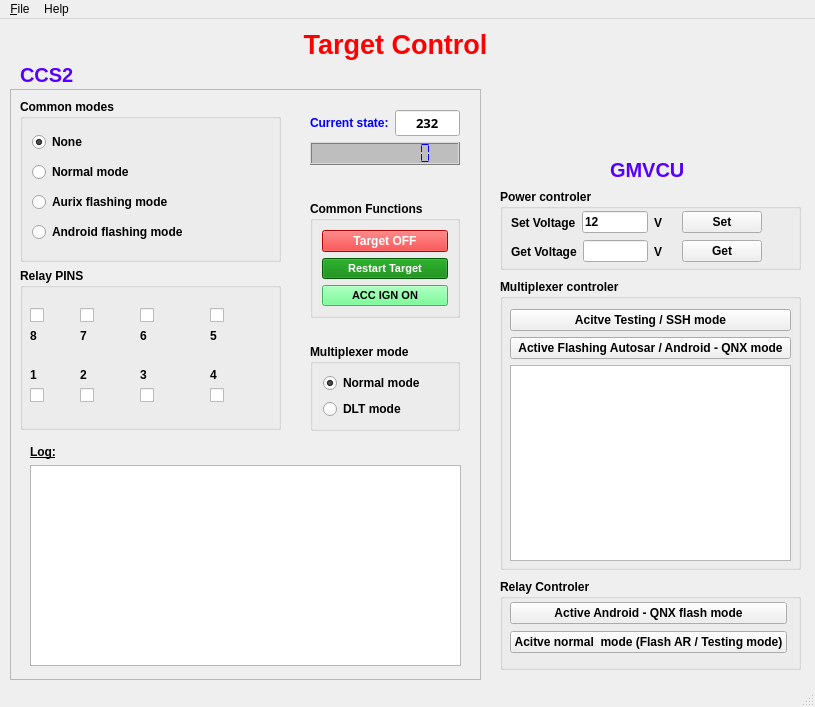
dthieu/RelayControl, file relay_control.ui: the form before one commit.
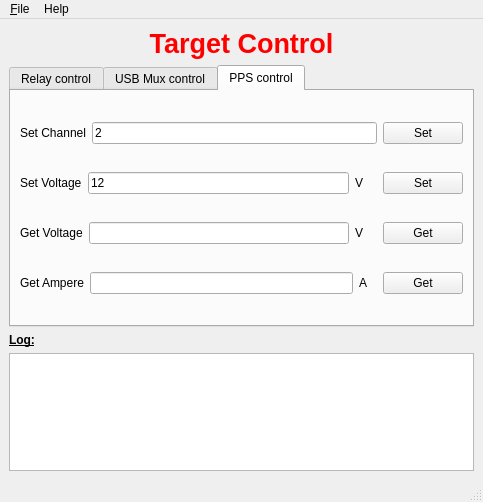
The form after the commit. The open tabs and pages were chosen to show the change. Icons and pictures are not drawn.

The edit to the form file:
```diff
--- a/relay_control.ui
+++ b/relay_control.ui
@@ -6,8 +6,8 @@
    <rect>
     <x>0</x>
     <y>0</y>
-    <width>815</width>
-    <height>707</height>
+    <width>483</width>
+    <height>502</height>
    </rect>
   </property>
   <property name="windowTitle">
@@ -18,15 +18,9 @@
     <normaloff>assets/icon/relay-icon.png</normaloff>assets/icon/relay-icon.png</iconset>
   </property>
   <widget class="QWidget" name="centralwidget">
+   <layout class="QVBoxLayout" name="verticalLayout">
+    <item>
    <widget class="QLabel" name="label">
-    <property name="geometry">
-     <rect>
-      <x>10</x>
-      <y>0</y>
-      <width>771</width>
-      <height>51</height>
-     </rect>
-    </property>
     <property name="font">
      <font>
       <family>Ubuntu</family>
@@ -48,131 +42,49 @@
      <set>Qt::AlignCenter</set>
     </property>
    </widget>
-   <widget class="QFrame" name="frame">
-    <property name="geometry">
-     <rect>
-      <x>10</x>
-      <y>70</y>
-      <width>471</width>
-      <height>591</height>
-     </rect>
-    </property>
-    <property name="font">
-     <font>
-      <pointsize>9</pointsize>
-     </font>
-    </property>
-    <property name="frameShape">
-     <enum>QFrame::StyledPanel</enum>
-    </property>
-    <property name="frameShadow">
-     <enum>QFrame::Raised</enum>
-    </property>
-    <widget class="QWidget" name="layoutWidget">
-     <property name="geometry">
-      <rect>
-       <x>10</x>
-       <y>351</y>
-       <width>451</width>
-       <height>231</height>
-      </rect>
-     </property>
-     <layout class="QVBoxLayout" name="verticalLayout_5">
-      <property name="leftMargin">
-       <number>10</number>
-      </property>
-      <property name="topMargin">
-       <number>5</number>
-      </property>
-      <property name="rightMargin">
-       <number>10</number>
-      </property>
-      <property name="bottomMargin">
-       <number>5</number>
-      </property>
+    </item>
       <item>
-       <widget class="QLabel" name="label_7">
-        <property name="font">
-         <font>
-          <pointsize>9</pointsize>
-          <weight>75</weight>
-          <bold>true</bold>
-          <underline>true</underline>
-         </font>
-        </property>
-        <property name="text">
-         <string>Log:</string>
-        </property>
-       </widget>
-      </item>
-      <item>
-       <layout class="QHBoxLayout" name="horizontalLayout">
-        <item>
-         <widget class="QPlainTextEdit" name="txtLog"/>
-        </item>
-       </layout>
-      </item>
-     </layout>
-    </widget>
-    <widget class="QWidget" name="layoutWidget">
-     <property name="geometry">
-      <rect>
-       <x>10</x>
-       <y>10</y>
-       <width>261</width>
-       <height>331</height>
-      </rect>
-     </property>
-     <layout class="QVBoxLayout" name="verticalLayout_14">
-      <item>
-       <widget class="QGroupBox" name="groupBox">
+     <widget class="QTabWidget" name="mainTab">
+      <property name="mouseTracking">
+       <bool>false</bool>
+      </property>
+      <property name="currentIndex">
+       <number>0</number>
+      </property>
+      <widget class="QWidget" name="tabRelay">
+       <property name="baseSize">
+        <size>
+         <width>0</width>
+         <height>1</height>
+        </size>
+       </property>
         <property name="font">
          <font>
-          <pointsize>9</pointsize>
-          <weight>75</weight>
-          <bold>true</bold>
-         </font>
-        </property>
-        <property name="title">
-         <string>Common modes</string>
-        </property>
-        <layout class="QVBoxLayout" name="verticalLayout_2">
-         <item>
-          <widget class="QRadioButton" name="rbNone">
-           <property name="text">
-            <string>None</string>
-           </property>
-           <property name="checked">
-            <bool>true</bool>
-           </property>
-          </widget>
-         </item>
-         <item>
-          <widget class="QRadioButton" name="rbNormalMode">
-           <property name="text">
-            <string>Normal mode</string>
-           </property>
-          </widget>
-         </item>
-         <item>
-          <widget class="QRadioButton" name="rbAurixMode">
-           <property name="text">
-            <string>Aurix flashing mode</string>
-           </property>
-          </widget>
-         </item>
-         <item>
-          <widget class="QRadioButton" name="rbAndroidMode">
-           <property name="text">
-            <string>Android flashing mode</string>
-           </property>
-          </widget>
-         </item>
-        </layout>
-       </widget>
-      </item>
-      <item>
+         <weight>50</weight>
+         <bold>false</bold>
+        </font>
+       </property>
+       <property name="cursor">
+        <cursorShape>ArrowCursor</cursorShape>
+       </property>
+       <property name="contextMenuPolicy">
+        <enum>Qt::DefaultContextMenu</enum>
+       </property>
+       <property name="locale">
+        <locale language="English" country="Uganda"/>
+       </property>
+       <attribute name="title">
+        <string>Relay control</string>
+       </attribute>
        <widget class="QGroupBox" name="groupBox_3">
+        <property name="geometry">
+         <rect>
+          <x>10</x>
+          <y>30</y>
+          <width>259</width>
+          <height>161</height>
+         </rect>
+        </property>
         <property name="font">
          <font>
           <pointsize>9</pointsize>
@@ -514,85 +426,18 @@
          </layout>
         </widget>
        </widget>
-      </item>
-     </layout>
-    </widget>
-    <widget class="QWidget" name="layoutWidget">
-     <property name="geometry">
-      <rect>
-       <x>290</x>
-       <y>11</y>
-       <width>170</width>
-       <height>331</height>
-      </rect>
-     </property>
-     <layout class="QVBoxLayout" name="verticalLayout_6">
-      <property name="leftMargin">
-       <number>10</number>
-      </property>
-      <property name="topMargin">
-       <number>10</number>
-      </property>
-      <property name="rightMargin">
-       <number>10</number>
-      </property>
-      <property name="bottomMargin">
-       <number>0</number>
-      </property>
-      <item>
-       <layout class="QHBoxLayout" name="horizontalLayout_2">
-        <item>
-         <widget class="QLabel" name="label_2">
-          <property name="font">
-           <font>
-            <pointsize>9</pointsize>
-            <weight>75</weight>
-            <bold>true</bold>
-            <stylestrategy>PreferAntialias</stylestrategy>
-           </font>
-          </property>
-          <property name="styleSheet">
-           <string notr="true">color: rgb(0, 0, 255);</string>
-          </property>
-          <property name="text">
-           <string>Current state:</string>
-          </property>
-         </widget>
-        </item>
-        <item>
-         <widget class="QLineEdit" name="txtCurrentState">
-          <property name="enabled">
-           <bool>true</bool>
-          </property>
-          <property name="font">
-           <font>
-            <family>Arial Black</family>
-            <pointsize>10</pointsize>
-            <weight>75</weight>
-            <bold>true</bold>
-           </font>
-          </property>
-          <property name="layoutDirection">
-           <enum>Qt::LeftToRight</enum>
-          </property>
-          <property name="text">
-           <string>232</string>
-          </property>
-          <property name="alignment">
-           <set>Qt::AlignCenter</set>
-          </property>
-          <property name="readOnly">
-           <bool>true</bool>
-          </property>
-         </widget>
-        </item>
-       </layout>
-      </item>
-      <item>
        <widget class="QLCDNumber" name="lcdBinState">
         <property name="enabled">
          <bool>true</bool>
         </property>
+        <property name="geometry">
+         <rect>
+          <x>300</x>
+          <y>80</y>
+          <width>82</width>
+          <height>23</height>
+         </rect>
+        </property>
         <property name="sizePolicy">
          <sizepolicy hsizetype="Minimum" vsizetype="Minimum">
           <horstretch>0</horstretch>
@@ -643,22 +488,15 @@
          <double>0.000000000000000</double>
         </property>
        </widget>
-      </item>
-      <item>
-       <spacer name="verticalSpacer">
-        <property name="orientation">
-         <enum>Qt::Vertical</enum>
+       <widget class="QGroupBox" name="groupBox">
+        <property name="geometry">
+         <rect>
+          <x>290</x>
+          <y>140</y>
+          <width>132</width>
+          <height>78</height>
+         </rect>
         </property>
-        <property name="sizeHint" stdset="0">
-         <size>
-          <width>144</width>
-          <height>30</height>
-         </size>
-        </property>
-       </spacer>
-      </item>
-      <item>
-       <widget class="QGroupBox" name="groupBox_2">
         <property name="font">
          <font>
           <pointsize>9</pointsize>
@@ -667,173 +505,170 @@
          </font>
         </property>
         <property name="title">
-         <string>Common Functions</string>
+         <string>Common modes</string>
         </property>
-        <layout class="QVBoxLayout" name="verticalLayout">
-         <property name="sizeConstraint">
-          <enum>QLayout::SetDefaultConstraint</enum>
-         </property>
+        <layout class="QVBoxLayout" name="verticalLayout_5">
          <item>
-          <widget class="QPushButton" name="btnTargetOff">
-           <property name="font">
-            <font>
-             <pointsize>9</pointsize>
-             <weight>75</weight>
-             <bold>true</bold>
-            </font>
-           </property>
-           <property name="styleSheet">
-            <string notr="true">background-color: red;
-color: white</string>
-           </property>
+          <layout class="QVBoxLayout" name="verticalLayout_2">
+           <item>
+            <widget class="QRadioButton" name="rbNormalMode">
+             <property name="text">
+              <string>Normal mode</string>
+             </property>
+            </widget>
+           </item>
+           <item>
+            <widget class="QRadioButton" name="rbFLashMode">
            <property name="text">
-            <string>Target OFF</string>
+              <string>Flashing mode</string>
            </property>
           </widget>
          </item>
+          </layout>
+         </item>
+        </layout>
+       </widget>
+       <widget class="QWidget" name="layoutWidget">
+        <property name="geometry">
+         <rect>
+          <x>300</x>
+          <y>40</y>
+          <width>151</width>
+          <height>26</height>
+         </rect>
+        </property>
+        <layout class="QHBoxLayout" name="horizontalLayout_5">
          <item>
-          <widget class="QPushButton" name="btnTargetRestart">
+          <widget class="QLabel" name="label_2">
            <property name="font">
             <font>
-             <pointsize>8</pointsize>
+             <pointsize>9</pointsize>
              <weight>75</weight>
              <bold>true</bold>
             </font>
            </property>
            <property name="styleSheet">
-            <string notr="true">background-color: green;
-color: white</string>
+            <string notr="true">color: rgb(0, 0, 255);</string>
            </property>
            <property name="text">
-            <string>Restart Target</string>
+            <string>Current state:</string>
            </property>
           </widget>
          </item>
          <item>
-          <widget class="QPushButton" name="btnACC_IGN_on">
+          <widget class="QLineEdit" name="txtCurrentState">
+           <property name="enabled">
+            <bool>true</bool>
+           </property>
            <property name="font">
             <font>
-             <pointsize>8</pointsize>
+             <family>Arial Black</family>
+             <pointsize>10</pointsize>
              <weight>75</weight>
              <bold>true</bold>
             </font>
            </property>
-           <property name="styleSheet">
-            <string notr="true">background-color: rgb(85, 255, 127);</string>
+           <property name="layoutDirection">
+            <enum>Qt::LeftToRight</enum>
            </property>
            <property name="text">
-            <string>ACC IGN ON</string>
+            <string>232</string>
            </property>
           </widget>
          </item>
         </layout>
        </widget>
-      </item>
+      </widget>
+      <widget class="QWidget" name="tabUSBMux">
+       <attribute name="title">
+        <string>USB Mux control</string>
+       </attribute>
+       <layout class="QVBoxLayout" name="verticalLayout_14">
       <item>
-       <spacer name="verticalSpacer_2">
-        <property name="orientation">
-         <enum>Qt::Vertical</enum>
-        </property>
-        <property name="sizeHint" stdset="0">
-         <size>
-          <width>20</width>
-          <height>10</height>
-         </size>
-        </property>
-       </spacer>
-      </item>
-      <item>
-       <widget class="QGroupBox" name="groupBox_4">
+         <widget class="QGroupBox" name="grbMUXControl">
         <property name="font">
          <font>
-          <pointsize>9</pointsize>
           <weight>75</weight>
           <bold>true</bold>
          </font>
         </property>
         <property name="title">
-         <string>Multiplexer mode</string>
+           <string>Multiplexer controler</string>
         </property>
         <layout class="QVBoxLayout" name="verticalLayout_11">
-         <property name="leftMargin">
-          <number>10</number>
-         </property>
-         <property name="rightMargin">
-          <number>10</number>
-         </property>
+           <item>
+            <layout class="QVBoxLayout" name="verticalLayout_16">
+             <item>
+              <widget class="QPushButton" name="btnMUXTestingMode">
+               <property name="text">
+                <string>Acitve Testing / SSH mode</string>
+               </property>
+              </widget>
+             </item>
          <item>
-          <widget class="QRadioButton" name="rbMUXNormalMode">
+              <widget class="QPushButton" name="btnMUXFlashMode">
            <property name="text">
-            <string>Normal mode</string>
-           </property>
-           <property name="checked">
+                <string>Active Flashing Autosar / Android - QNX mode</string>
+               </property>
+              </widget>
+             </item>
+             <item>
+              <widget class="QGraphicsView" name="graphicsViewMUX">
+               <property name="enabled">
             <bool>true</bool>
            </property>
           </widget>
          </item>
-         <item>
-          <widget class="QRadioButton" name="rbMUXDLTMode">
-           <property name="text">
-            <string>DLT mode</string>
-           </property>
-          </widget>
+            </layout>
          </item>
         </layout>
        </widget>
       </item>
      </layout>
     </widget>
-   </widget>
-   <widget class="QLabel" name="label_3">
-    <property name="geometry">
-     <rect>
-      <x>20</x>
-      <y>45</y>
-      <width>61</width>
-      <height>21</height>
-     </rect>
-    </property>
-    <property name="font">
-     <font>
-      <pointsize>15</pointsize>
-      <weight>75</weight>
-      <bold>true</bold>
-     </font>
-    </property>
-    <property name="styleSheet">
-     <string notr="true">color: rgb(85, 0, 255)</string>
-    </property>
+      <widget class="QWidget" name="tabPPS">
+       <attribute name="title">
+        <string>PPS control</string>
+       </attribute>
+       <layout class="QVBoxLayout" name="verticalLayout_6">
+        <item>
+         <layout class="QHBoxLayout" name="horizontalLayout_2">
+          <item>
+           <widget class="QLabel" name="label_16">
+            <property name="text">
+             <string>Set Channel</string>
+            </property>
+           </widget>
+          </item>
+          <item>
+           <widget class="QLineEdit" name="txtSetChannel">
+            <property name="minimumSize">
+             <size>
+              <width>0</width>
+              <height>0</height>
+             </size>
+            </property>
+            <property name="maximumSize">
+             <size>
+              <width>16777215</width>
+              <height>16777215</height>
+             </size>
+            </property>
     <property name="text">
-     <string>CCS2</string>
-    </property>
-   </widget>
-   <widget class="QGroupBox" name="grbPowerControl">
-    <property name="geometry">
-     <rect>
-      <x>500</x>
-      <y>170</y>
-      <width>301</width>
-      <height>81</height>
-     </rect>
-    </property>
-    <property name="font">
-     <font>
-      <weight>75</weight>
-      <bold>true</bold>
-     </font>
-    </property>
-    <property name="title">
-     <string>Power controler</string>
-    </property>
-    <widget class="QWidget" name="">
-     <property name="geometry">
-      <rect>
-       <x>11</x>
-       <y>21</y>
-       <width>251</width>
-       <height>25</height>
-      </rect>
-     </property>
+             <string>2</string>
+            </property>
+           </widget>
+          </item>
+          <item>
+           <widget class="QPushButton" name="btnSetChannel">
+            <property name="text">
+             <string>Set</string>
+            </property>
+           </widget>
+          </item>
+         </layout>
+        </item>
+        <item>
      <layout class="QHBoxLayout" name="horizontalLayout_3">
       <item>
        <widget class="QLabel" name="label_6">
@@ -864,16 +699,8 @@
        </widget>
       </item>
      </layout>
-    </widget>
-    <widget class="QWidget" name="">
-     <property name="geometry">
-      <rect>
-       <x>11</x>
-       <y>50</y>
-       <width>251</width>
-       <height>25</height>
-      </rect>
-     </property>
+        </item>
+        <item>
      <layout class="QHBoxLayout" name="horizontalLayout_4">
       <item>
        <widget class="QLabel" name="label_8">
@@ -904,136 +731,72 @@
        </widget>
       </item>
      </layout>
-    </widget>
-   </widget>
-   <widget class="QGroupBox" name="groupBox_5">
-    <property name="geometry">
-     <rect>
-      <x>500</x>
-      <y>560</y>
-      <width>301</width>
-      <height>91</height>
-     </rect>
-    </property>
-    <property name="font">
-     <font>
-      <weight>75</weight>
-      <bold>true</bold>
-     </font>
-    </property>
-    <property name="title">
-     <string>Relay Controler</string>
-    </property>
-    <widget class="QWidget" name="">
-     <property name="geometry">
-      <rect>
-       <x>10</x>
-       <y>22</y>
-       <width>277</width>
-       <height>54</height>
-      </rect>
-     </property>
-     <layout class="QVBoxLayout" name="verticalLayout_15">
-      <item>
-       <widget class="QPushButton" name="btnRelayFlashMode">
-        <property name="text">
-         <string>Active Android - QNX flash mode</string>
-        </property>
-       </widget>
       </item>
       <item>
-       <widget class="QPushButton" name="btnRelayNormalMode">
-        <property name="text">
-         <string>Acitve normal  mode (Flash AR / Testing mode)</string>
-        </property>
-       </widget>
-      </item>
-     </layout>
-    </widget>
-   </widget>
-   <widget class="QGroupBox" name="grbMUXControl">
-    <property name="geometry">
-     <rect>
-      <x>500</x>
-      <y>260</y>
-      <width>301</width>
-      <height>291</height>
-     </rect>
-    </property>
-    <property name="font">
-     <font>
-      <weight>75</weight>
-      <bold>true</bold>
-     </font>
-    </property>
-    <property name="title">
-     <string>Multiplexer controler</string>
-    </property>
-    <widget class="QWidget" name="">
-     <property name="geometry">
-      <rect>
-       <x>10</x>
-       <y>30</y>
-       <width>281</width>
-       <height>252</height>
-      </rect>
-     </property>
-     <layout class="QVBoxLayout" name="verticalLayout_16">
+         <layout class="QHBoxLayout" name="horizontalLayout">
       <item>
-       <widget class="QPushButton" name="btnMUXTestingMode">
-        <property name="text">
-         <string>Acitve Testing / SSH mode</string>
-        </property>
-       </widget>
-      </item>
-      <item>
-       <widget class="QPushButton" name="btnMUXFlashMode">
-        <property name="text">
-         <string>Active Flashing Autosar / Android - QNX mode</string>
-        </property>
-       </widget>
-      </item>
-      <item>
-       <widget class="QGraphicsView" name="graphicsViewMUX">
-        <property name="enabled">
-         <bool>true</bool>
-        </property>
-       </widget>
-      </item>
-     </layout>
-    </widget>
-   </widget>
    <widget class="QLabel" name="label_11">
-    <property name="geometry">
-     <rect>
-      <x>610</x>
-      <y>140</y>
-      <width>81</width>
-      <height>21</height>
-     </rect>
-    </property>
+            <property name="text">
+             <string>Get Ampere</string>
+            </property>
+           </widget>
+          </item>
+          <item>
+           <widget class="QLineEdit" name="txtGetAmpere">
+            <property name="readOnly">
+             <bool>true</bool>
+            </property>
+           </widget>
+          </item>
+          <item>
+           <widget class="QLabel" name="label_13">
+            <property name="frameShadow">
+             <enum>QFrame::Plain</enum>
+            </property>
+            <property name="text">
+             <string>A   </string>
+            </property>
+           </widget>
+          </item>
+          <item>
+           <widget class="QPushButton" name="btnGetAmpere">
+            <property name="text">
+             <string>Get</string>
+            </property>
+           </widget>
+          </item>
+         </layout>
+        </item>
+       </layout>
+      </widget>
+     </widget>
+    </item>
+    <item>
+     <widget class="QLabel" name="label_7">
     <property name="font">
      <font>
-      <pointsize>15</pointsize>
+        <pointsize>9</pointsize>
       <weight>75</weight>
       <bold>true</bold>
-      <kerning>true</kerning>
-     </font>
-    </property>
-    <property name="styleSheet">
-     <string notr="true">color: rgb(85, 0, 255)</string>
-    </property>
+        <underline>true</underline>
+       </font>
+      </property>
     <property name="text">
-     <string>GMVCU</string>
-    </property>
-   </widget>
+       <string>Log:</string>
+      </property>
+     </widget>
+    </item>
+    <item>
+     <widget class="QPlainTextEdit" name="txtLog"/>
+    </item>
+   </layout>
   </widget>
   <widget class="QMenuBar" name="menubar">
    <property name="geometry">
     <rect>
      <x>0</x>
      <y>0</y>
-     <width>815</width>
+     <width>483</width>
      <height>21</height>
     </rect>
    </property>
```
Left out of the diff: 7 changed lines with no effect on the pictures. Lines whose indentation alone changed are shown as unchanged.
